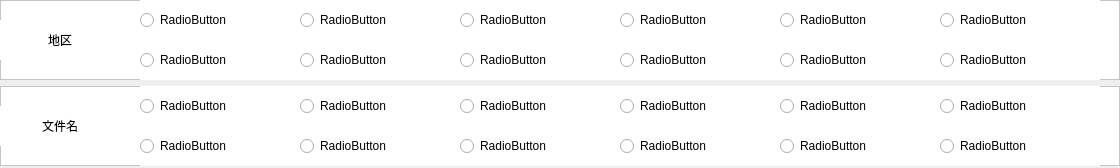
Above: app/edit_gift/gui/operation/check_language_ui.ui from WanKaKa/IjsGiftWall before the change. Below: the same form after it.
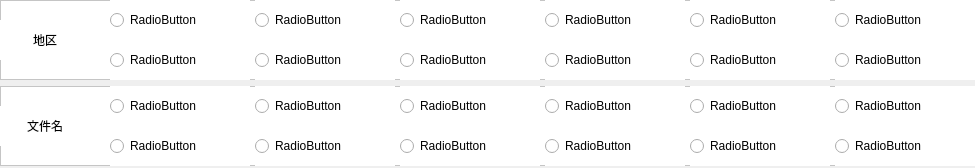
That is the form after the change.

```diff
--- a/app/edit_gift/gui/operation/check_language_ui.ui
+++ b/app/edit_gift/gui/operation/check_language_ui.ui
@@ -6,7 +6,7 @@
    <rect>
     <x>0</x>
     <y>0</y>
-    <width>1120</width>
+    <width>975</width>
     <height>168</height>
    </rect>
   </property>
@@ -65,7 +65,7 @@
          <rect>
           <x>0</x>
           <y>20</y>
-          <width>120</width>
+          <width>90</width>
           <height>40</height>
          </rect>
         </property>
@@ -77,13 +77,13 @@
         </property>
         <property name="minimumSize">
          <size>
-          <width>120</width>
+          <width>90</width>
           <height>40</height>
          </size>
         </property>
         <property name="maximumSize">
          <size>
-          <width>120</width>
+          <width>90</width>
           <height>40</height>
          </size>
         </property>
@@ -101,9 +101,9 @@
        <widget class="QRadioButton" name="language_radio_2">
         <property name="geometry">
          <rect>
-          <x>140</x>
+          <x>110</x>
           <y>40</y>
-          <width>160</width>
+          <width>140</width>
           <height>40</height>
          </rect>
         </property>
@@ -117,9 +117,9 @@
        <widget class="QRadioButton" name="language_radio_1">
         <property name="geometry">
          <rect>
-          <x>140</x>
+          <x>110</x>
           <y>0</y>
-          <width>160</width>
+          <width>140</width>
           <height>40</height>
          </rect>
         </property>
@@ -133,9 +133,9 @@
        <widget class="QRadioButton" name="language_radio_3">
         <property name="geometry">
          <rect>
-          <x>300</x>
+          <x>255</x>
           <y>0</y>
-          <width>160</width>
+          <width>140</width>
           <height>40</height>
          </rect>
         </property>
@@ -149,9 +149,9 @@
        <widget class="QRadioButton" name="language_radio_4">
         <property name="geometry">
          <rect>
-          <x>300</x>
+          <x>255</x>
           <y>40</y>
-          <width>160</width>
+          <width>140</width>
           <height>40</height>
          </rect>
         </property>
@@ -165,9 +165,9 @@
        <widget class="QRadioButton" name="language_radio_5">
         <property name="geometry">
          <rect>
-          <x>460</x>
+          <x>400</x>
           <y>0</y>
-          <width>160</width>
+          <width>140</width>
           <height>40</height>
          </rect>
         </property>
@@ -181,9 +181,9 @@
        <widget class="QRadioButton" name="language_radio_6">
         <property name="geometry">
          <rect>
-          <x>460</x>
+          <x>400</x>
           <y>40</y>
-          <width>160</width>
+          <width>140</width>
           <height>40</height>
          </rect>
         </property>
@@ -197,9 +197,9 @@
        <widget class="QRadioButton" name="language_radio_7">
         <property name="geometry">
          <rect>
-          <x>620</x>
+          <x>545</x>
           <y>0</y>
-          <width>160</width>
+          <width>140</width>
           <height>40</height>
          </rect>
         </property>
@@ -213,9 +213,9 @@
        <widget class="QRadioButton" name="language_radio_8">
         <property name="geometry">
          <rect>
-          <x>620</x>
+          <x>545</x>
           <y>40</y>
-          <width>160</width>
+          <width>140</width>
           <height>40</height>
          </rect>
         </property>
@@ -229,9 +229,9 @@
        <widget class="QRadioButton" name="language_radio_9">
         <property name="geometry">
          <rect>
-          <x>780</x>
+          <x>690</x>
           <y>0</y>
-          <width>160</width>
+          <width>140</width>
           <height>40</height>
          </rect>
         </property>
@@ -245,9 +245,9 @@
        <widget class="QRadioButton" name="language_radio_10">
         <property name="geometry">
          <rect>
-          <x>780</x>
+          <x>690</x>
           <y>40</y>
-          <width>160</width>
+          <width>140</width>
           <height>40</height>
          </rect>
         </property>
@@ -261,9 +261,9 @@
        <widget class="QRadioButton" name="language_radio_11">
         <property name="geometry">
          <rect>
-          <x>940</x>
+          <x>835</x>
           <y>0</y>
-          <width>160</width>
+          <width>140</width>
           <height>40</height>
          </rect>
         </property>
@@ -277,9 +277,9 @@
        <widget class="QRadioButton" name="language_radio_12">
         <property name="geometry">
          <rect>
-          <x>940</x>
+          <x>835</x>
           <y>40</y>
-          <width>160</width>
+          <width>140</width>
           <height>40</height>
          </rect>
         </property>
@@ -320,19 +320,19 @@
          <rect>
           <x>0</x>
           <y>20</y>
-          <width>120</width>
+          <width>90</width>
           <height>40</height>
          </rect>
         </property>
         <property name="minimumSize">
          <size>
-          <width>120</width>
+          <width>90</width>
           <height>40</height>
          </size>
         </property>
         <property name="maximumSize">
          <size>
-          <width>120</width>
+          <width>90</width>
           <height>40</height>
          </size>
         </property>
@@ -350,9 +350,9 @@
        <widget class="QRadioButton" name="file_name_radio_1">
         <property name="geometry">
          <rect>
-          <x>140</x>
+          <x>110</x>
           <y>0</y>
-          <width>160</width>
+          <width>140</width>
           <height>40</height>
          </rect>
         </property>
@@ -366,9 +366,9 @@
        <widget class="QRadioButton" name="file_name_radio_2">
         <property name="geometry">
          <rect>
-          <x>140</x>
+          <x>110</x>
           <y>40</y>
-          <width>160</width>
+          <width>140</width>
           <height>40</height>
          </rect>
         </property>
@@ -382,9 +382,9 @@
        <widget class="QRadioButton" name="file_name_radio_3">
         <property name="geometry">
          <rect>
-          <x>300</x>
+          <x>255</x>
           <y>0</y>
-          <width>160</width>
+          <width>140</width>
           <height>40</height>
          </rect>
         </property>
@@ -398,9 +398,9 @@
        <widget class="QRadioButton" name="file_name_radio_4">
         <property name="geometry">
          <rect>
-          <x>300</x>
+          <x>255</x>
           <y>40</y>
-          <width>160</width>
+          <width>140</width>
           <height>40</height>
          </rect>
         </property>
@@ -414,9 +414,9 @@
        <widget class="QRadioButton" name="file_name_radio_5">
         <property name="geometry">
          <rect>
-          <x>460</x>
+          <x>400</x>
           <y>0</y>
-          <width>160</width>
+          <width>140</width>
           <height>40</height>
          </rect>
         </property>
@@ -430,9 +430,9 @@
        <widget class="QRadioButton" name="file_name_radio_6">
         <property name="geometry">
          <rect>
-          <x>460</x>
+          <x>400</x>
           <y>40</y>
-          <width>160</width>
+          <width>140</width>
           <height>40</height>
          </rect>
         </property>
@@ -446,9 +446,9 @@
        <widget class="QRadioButton" name="file_name_radio_7">
         <property name="geometry">
          <rect>
-          <x>620</x>
+          <x>545</x>
           <y>0</y>
-          <width>160</width>
+          <width>140</width>
           <height>40</height>
          </rect>
         </property>
@@ -462,9 +462,9 @@
        <widget class="QRadioButton" name="file_name_radio_8">
         <property name="geometry">
          <rect>
-          <x>620</x>
+          <x>545</x>
           <y>40</y>
-          <width>160</width>
+          <width>140</width>
           <height>40</height>
          </rect>
         </property>
@@ -478,9 +478,9 @@
        <widget class="QRadioButton" name="file_name_radio_9">
         <property name="geometry">
          <rect>
-          <x>780</x>
+          <x>690</x>
           <y>0</y>
-          <width>160</width>
+          <width>140</width>
           <height>40</height>
          </rect>
         </property>
@@ -494,9 +494,9 @@
        <widget class="QRadioButton" name="file_name_radio_10">
         <property name="geometry">
          <rect>
-          <x>780</x>
+          <x>690</x>
           <y>40</y>
-          <width>160</width>
+          <width>140</width>
           <height>40</height>
          </rect>
         </property>
@@ -510,9 +510,9 @@
        <widget class="QRadioButton" name="file_name_radio_11">
         <property name="geometry">
          <rect>
-          <x>940</x>
+          <x>835</x>
           <y>0</y>
-          <width>160</width>
+          <width>140</width>
           <height>40</height>
          </rect>
         </property>
@@ -526,9 +526,9 @@
        <widget class="QRadioButton" name="file_name_radio_12">
         <property name="geometry">
          <rect>
-          <x>940</x>
+          <x>835</x>
           <y>40</y>
-          <width>160</width>
+          <width>140</width>
           <height>40</height>
          </rect>
         </property>
```
